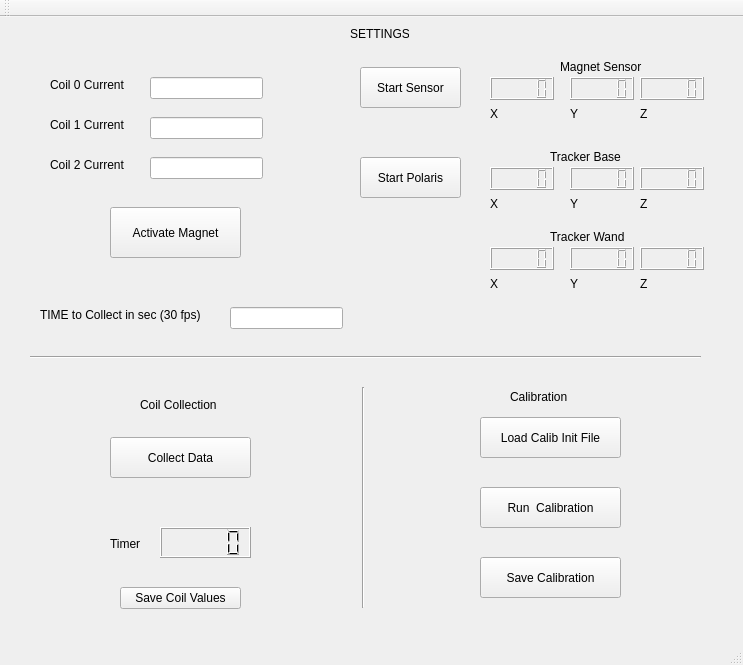
First picture: the form in mainwindow.ui, repository dusevitch/collect_data_calibrate_magnet, before the edit.
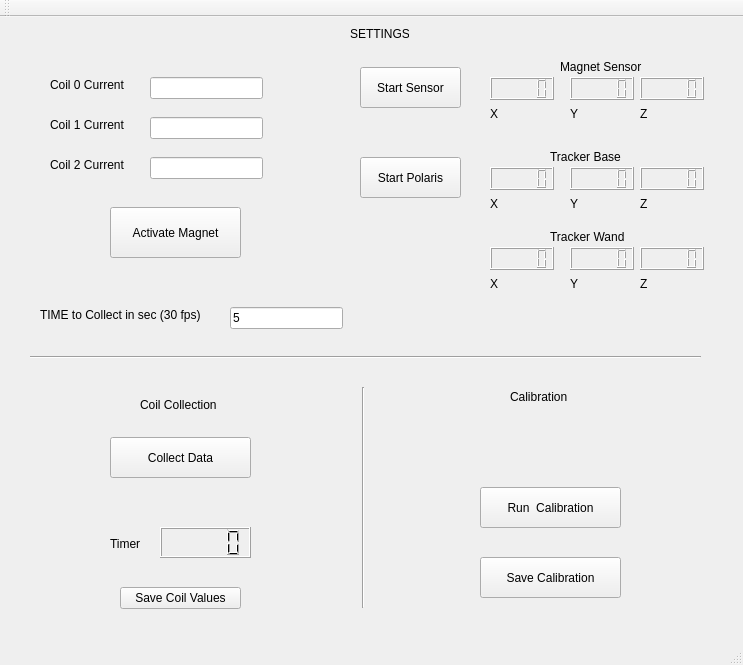
Second picture: the form after the edit.

What changed in the file:
```diff
--- a/mainwindow.ui
+++ b/mainwindow.ui
@@ -386,19 +386,6 @@
      <bool>false</bool>
     </property>
    </widget>
-   <widget class="QPushButton" name="load_init_file">
-    <property name="geometry">
-     <rect>
-      <x>480</x>
-      <y>400</y>
-      <width>141</width>
-      <height>41</height>
-     </rect>
-    </property>
-    <property name="text">
-     <string>Load Calib Init File</string>
-    </property>
-   </widget>
    <widget class="QPushButton" name="run_calib">
     <property name="geometry">
      <rect>
@@ -561,6 +548,9 @@
       <height>22</height>
      </rect>
     </property>
+    <property name="text">
+     <string>5</string>
+    </property>
    </widget>
   </widget>
   <widget class="QMenuBar" name="menuBar">
```
